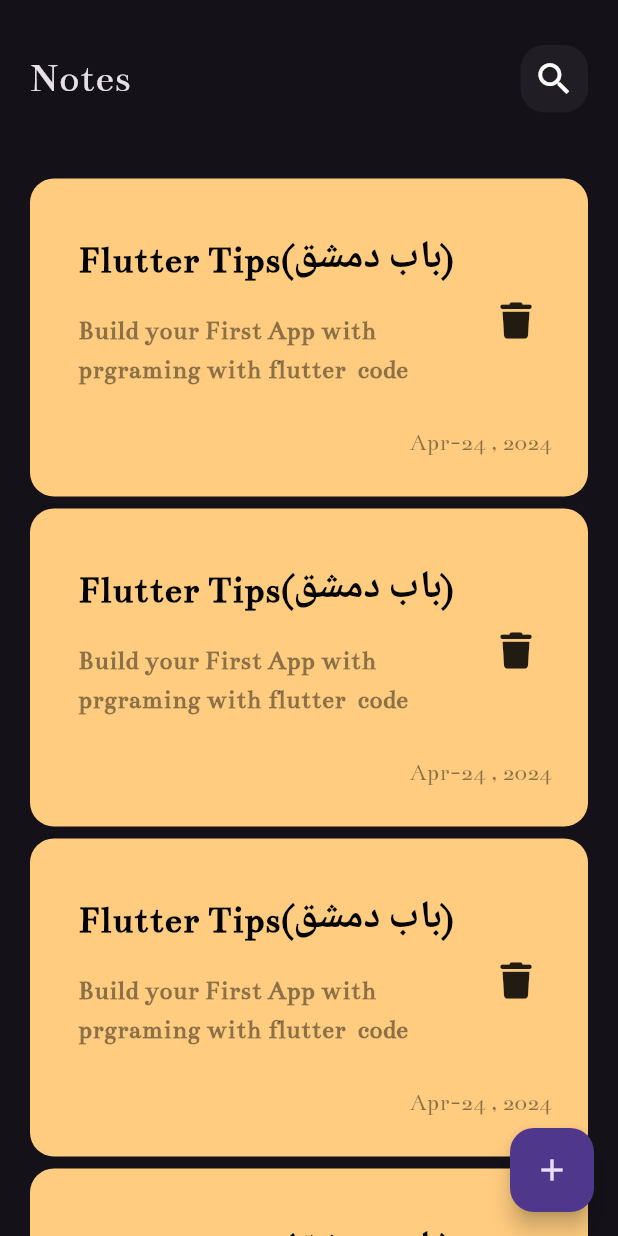
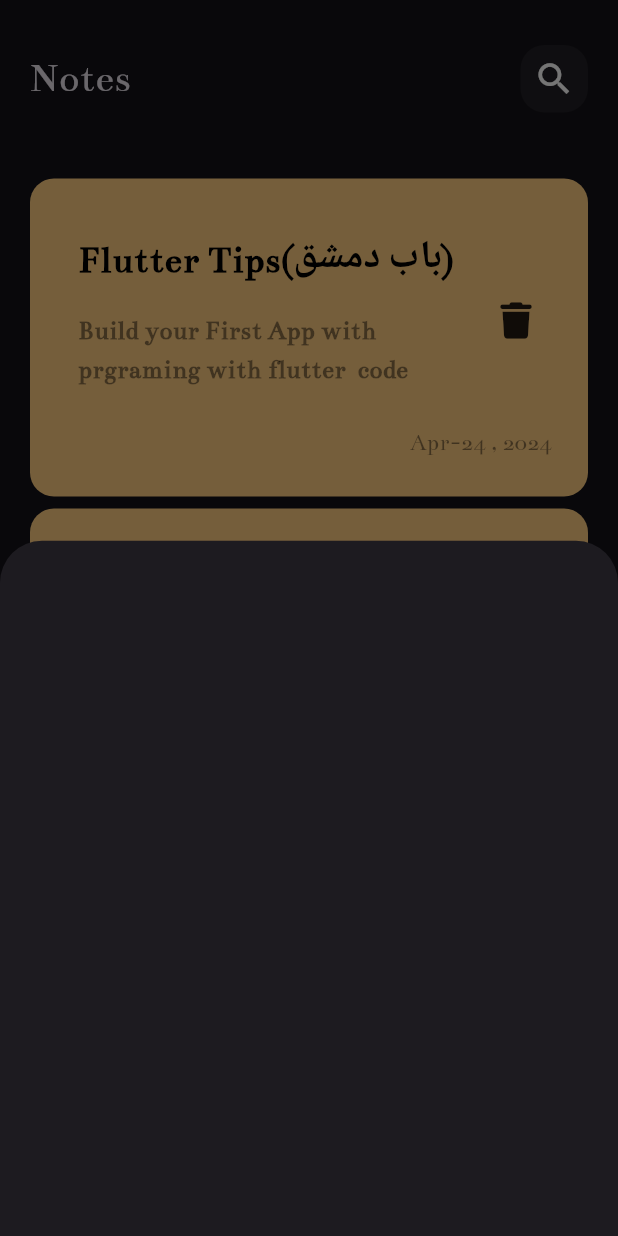
Before and after one commit to saadriia/Notes_App, a Flutter app: the screen it shows after launch, after a tap on the "add" icon, on a phone screen of 412 x 824 dp. Run offline on Flutter 3.47's test engine with Material 3 defaults, Android fonts, the phone set to English and light mode, and no system bars; our stand-ins replace font_awesome_flutter.

Commit message:
Add_ButtonSheet

```diff
--- a/lib/view/Nots_view.dart
+++ b/lib/view/Nots_view.dart
@@ -2,6 +2,7 @@
 import 'package:flutter/material.dart';
 //import 'package:notes_app/view/widgets/Nots_view_body.dart';
 
+import 'widgets/Add_note_ButtonSheet.dart';
 import 'widgets/Nots_view_body.dart';
 
 class NotsView extends StatelessWidget {
@@ -11,7 +12,13 @@ class NotsView extends StatelessWidget {
   Widget build(BuildContext context) {
     return Scaffold(
       floatingActionButton: FloatingActionButton(
-        onPressed: () {},
+        onPressed: () {
+          showModalBottomSheet(
+              context: context,
+              builder: (context) {
+                return AddNoteButtonSheat();
+              });
+        },
         child: const Icon(Icons.add),
       ),
       body: const NotsViewBody(),
--- /dev/null
+++ b/lib/view/widgets/Add_note_ButtonSheet.dart
@@ -0,0 +1,11 @@
+import 'package:flutter/material.dart';
+
+
+class AddNoteButtonSheat extends StatelessWidget {
+  const AddNoteButtonSheat({super.key});
+
+  @override
+  Widget build(BuildContext context) {
+    return Container();
+  }
+}
--- a/lib/view/widgets/Custom_AppBar.dart
+++ b/lib/view/widgets/Custom_AppBar.dart
@@ -19,7 +19,7 @@ class customAppBar extends StatelessWidget {
             fontSize: 28,
           ),
         ),
-        Spacer(),
+         Spacer(),
         CustomeSearchIcon(),
       ],
     );
--- a/lib/view/widgets/ListView_note.dart
+++ b/lib/view/widgets/ListView_note.dart
@@ -3,10 +3,15 @@ import 'package:notes_app/view/widgets/costum_NoteItems.dart';
 
 class NotsListView extends StatelessWidget {
   const NotsListView({super.key});
-  final data = const [];
+  final data = const [
+
+  ];
+
   @override
   Widget build(BuildContext context) {
-    return ListView.builder(itemBuilder: (context, index) {
+    return ListView.builder(
+      padding: EdgeInsets.zero,
+      itemBuilder: (context, index) {
       return const Padding(
         padding: EdgeInsets.symmetric(vertical: 4),
         child: NoteItem(),
```
